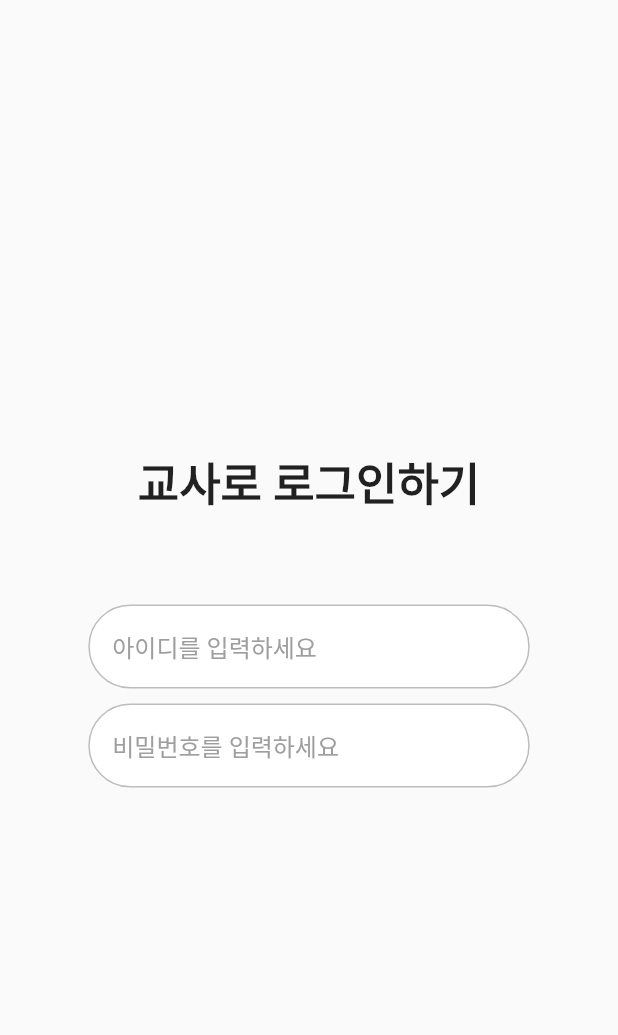
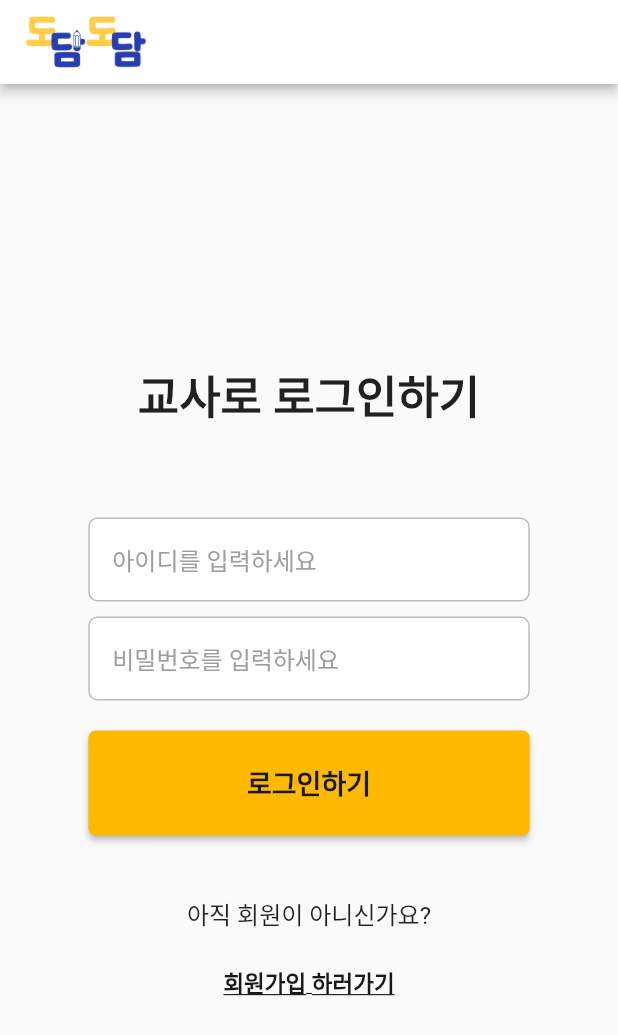
Before and after one commit to OH-Neuri/SSAFY202-DODAMDODAM, a Flutter app: the screen it shows after launch, on a phone screen of 412 x 824 dp. Shown: the top 1035 px of the screen. Run offline on Flutter 3.47's test engine with Material 2 defaults, Android fonts, the light colour scheme and no system bars; our stand-ins replace get; Roboto replaces fonts that are missing (Pretendard).

Commit message:
Feat: 커스텀 버튼 컴포넌트화

```diff
--- /dev/null
+++ b/app/lib/components/common/custom_button.dart
@@ -0,0 +1,25 @@
+import 'package:app/constants.dart';
+import 'package:flutter/material.dart';
+
+class CustomButton extends StatelessWidget {
+  final String text;
+  final double height;
+  final dynamic onPressed;
+  const CustomButton({required this.text, required this.height, required this.onPressed});
+
+  @override
+  Widget build(BuildContext context) {
+    return ElevatedButton(onPressed: onPressed,
+        style: ElevatedButton.styleFrom(
+            backgroundColor: darkYellow,
+            minimumSize: Size(double.infinity, height),
+            shape: RoundedRectangleBorder(borderRadius: BorderRadius.circular(5))
+        ),
+        child: Text(text, style: TextStyle(
+            color: textColor,
+            fontSize: 18,
+            fontWeight: FontWeight.w600
+        ),)
+    );
+  }
+}
--- a/app/lib/constants.dart
+++ b/app/lib/constants.dart
@@ -8,5 +8,7 @@ const lightYellow = Color(0xffFFE59F);
 const lightNavy = Color(0xffACB4DB);
 const mainPink = Color(0xffFFCAC8);
 const lightPink = Color(0xffFFE5E4);
+const backYellow = Color(0xffFFF9E9);
+const bottomYellow = Color(0xffFFF1A1);
 
 const textColor = Color(0xff191919);
--- a/app/lib/main.dart
+++ b/app/lib/main.dart
@@ -1,4 +1,4 @@
-import 'package:app/models/user/login_teacher.dart';
+import 'package:app/screens/user/login_teacher.dart';
 // import 'package:app/screens/user/login_select.dart';
 import 'package:flutter/material.dart';
 import 'package:get/get.dart';
--- a/app/lib/screens/user/login_select.dart
+++ b/app/lib/screens/user/login_select.dart
@@ -1,4 +1,4 @@
-import 'package:app/models/user/login_teacher.dart';
+import 'package:app/screens/user/login_teacher.dart';
 import 'package:flutter/material.dart';
 import 'package:get/get.dart';
 
--- a/app/lib/models/user/login_teacher.dart
+++ b/app/lib/screens/user/login_teacher.dart
@@ -1,3 +1,4 @@
+import 'package:app/components/common/custom_button.dart';
 import 'package:app/constants.dart';
 import 'package:flutter/material.dart';
 
@@ -7,6 +8,11 @@ class LoginTeacher extends StatelessWidget {
   @override
   Widget build(BuildContext context) {
     return Scaffold(
+      appBar: AppBar(
+        backgroundColor: Colors.white,
+        elevation: 3,
+        title: Image.asset('assets/images/logo.png', height: 40,),
+      ),
       body: Row(
         children: [
           Expanded(child: SizedBox()),
@@ -16,7 +22,7 @@ class LoginTeacher extends StatelessWidget {
               mainAxisAlignment: MainAxisAlignment.center,
               children: [
                 Container(
-                  margin : EdgeInsets.fromLTRB(0, 0, 0, 60),
+                  margin : EdgeInsets.fromLTRB(0, 40, 0, 60),
                   child: Text('교사로 로그인하기', style: TextStyle(
                     fontSize: 30,
                     fontWeight: FontWeight.w700
@@ -25,7 +31,25 @@ class LoginTeacher extends StatelessWidget {
                 Padding(padding: EdgeInsets.fromLTRB(0, 0, 0, 10),
                   child: renderLoginTextFormField(hint: '아이디를 입력하세요', obscureText: false),
                 ),
-                renderLoginTextFormField(hint: '비밀번호를 입력하세요', obscureText: true),
+                Padding(padding: EdgeInsets.fromLTRB(0, 0, 0, 20),
+                  child: renderLoginTextFormField(hint: '비밀번호를 입력하세요', obscureText: true),
+                ),
+                CustomButton(text: '로그인하기', height: 70, onPressed: (){},),
+                Padding(padding: EdgeInsets.fromLTRB(0, 40, 0, 10),
+                  child: Text('아직 회원이 아니신가요?', style: TextStyle(fontSize: 16),),
+                ),
+                TextButton(
+                  onPressed: (){},
+                  style: ButtonStyle(
+                    overlayColor: MaterialStateProperty.all(Colors.white)
+                  ),
+                  child: Text('회원가입 하러가기', style: TextStyle(
+                    color: textColor,
+                    fontSize: 15,
+                    decoration: TextDecoration.underline,
+                    fontWeight: FontWeight.w700
+                  ),),
+                )
               ],
             ),
           ),
@@ -46,7 +70,6 @@ renderLoginTextFormField({
   return TextFormField(
     keyboardType: TextInputType.text,
     textInputAction: TextInputAction.next,
-    cursorColor: logoNavy,
     // onChanged: (){},
     obscureText: obscureText,
     decoration: InputDecoration(
@@ -56,12 +79,12 @@ renderLoginTextFormField({
         color: Colors.grey,
       ),
       enabledBorder: OutlineInputBorder(
-          borderRadius: BorderRadius.all(Radius.circular(50)),
+          borderRadius: BorderRadius.all(Radius.circular(6)),
           borderSide: BorderSide(color: Colors.black26)),
       filled: true,
       fillColor: Colors.white,
       focusedBorder: OutlineInputBorder(
-          borderRadius: BorderRadius.all(Radius.circular(50)),
+          borderRadius: BorderRadius.all(Radius.circular(6)),
           borderSide: BorderSide(color: darkYellow)),
     ),
   );
```
